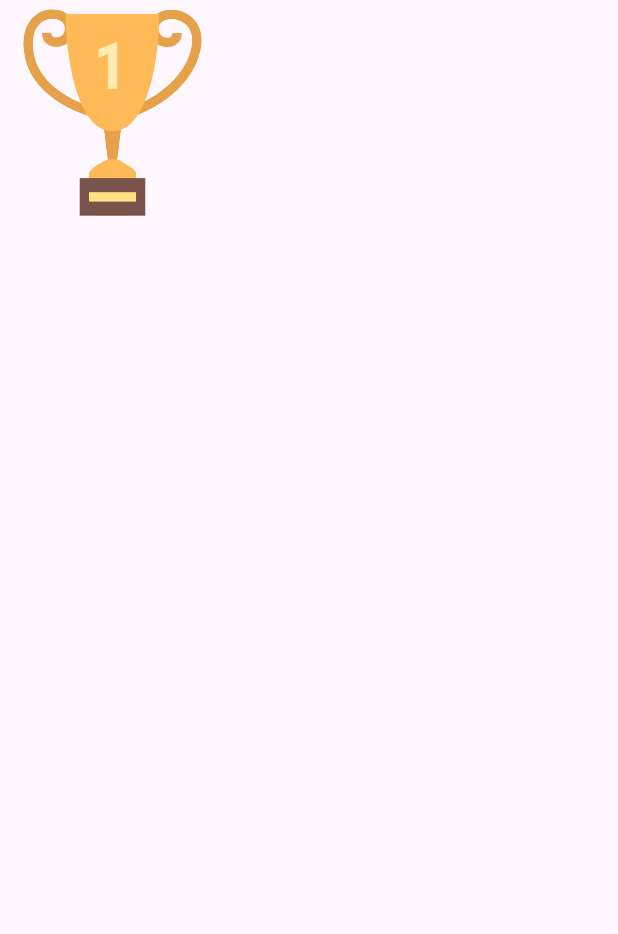
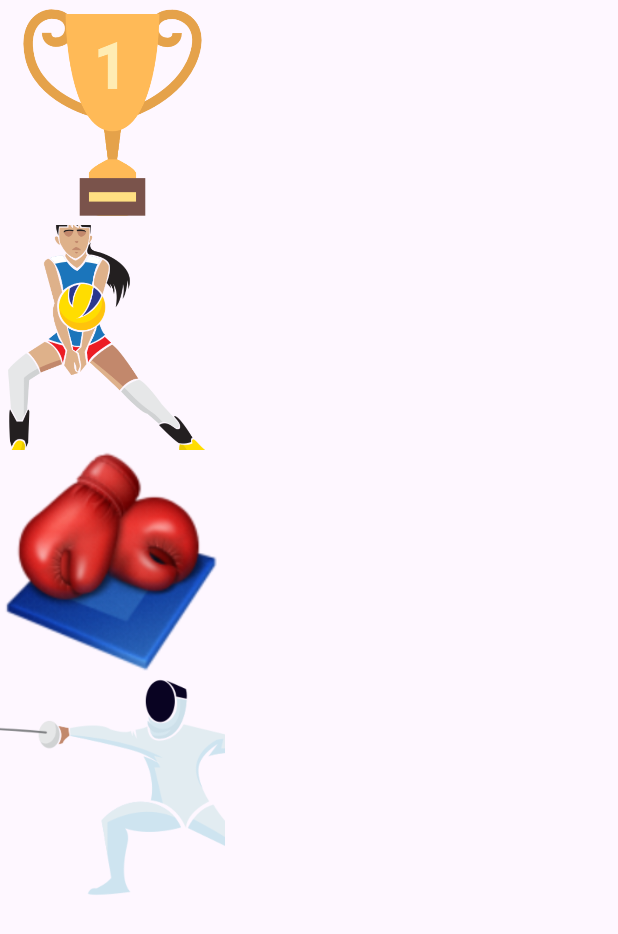
Before and after one commit to richardfreiree/EsportApp, an Android app: the screen it shows after launch (MainActivity), on a phone screen of 412 x 824 dp. Shown: the top 934 px of the screen. Run offline under Robolectric (Android 15) with nearby library versions, the phone set to English and light mode, and no system bars.

Commit message:
relative layout orientation

```diff
--- a/app/src/main/res/layout/activity_main.xml
+++ b/app/src/main/res/layout/activity_main.xml
@@ -9,9 +9,34 @@
 
     <ImageView
         android:id="@+id/imgTrofeu"
+
         android:layout_width="150dp"
         android:layout_height="150dp"
         android:scaleType="centerCrop"
         android:src="@drawable/trofeu" />
 
+    <ImageView
+        android:id="@+id/imgVoley"
+        android:layout_below="@+id/imgTrofeu"
+        android:layout_width="150dp"
+        android:layout_height="150dp"
+        android:scaleType="centerCrop"
+        android:src="@drawable/voleyball" />
+
+    <ImageView
+        android:id="@+id/imgBoxe"
+        android:layout_below="@+id/imgVoley"
+        android:layout_width="150dp"
+        android:layout_height="150dp"
+        android:scaleType="centerCrop"
+        android:src="@drawable/boxe" />
+
+    <ImageView
+        android:id="@+id/imgEsgrima"
+        android:layout_below="@+id/imgBoxe"
+        android:layout_width="150dp"
+        android:layout_height="150dp"
+        android:scaleType="centerCrop"
+        android:src="@drawable/esgrima" />
+
 </RelativeLayout>
```
